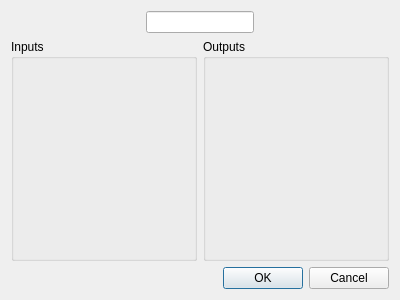
Qt form src/Forms/modify.ui (Lorette/Electrosim) before a commit.
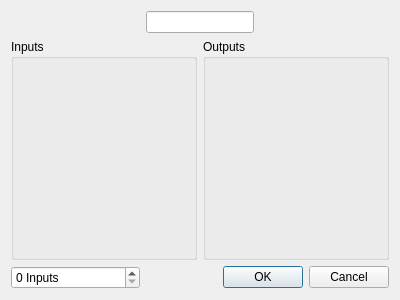
The same form after that commit.

Diff of the .ui file:
```diff
--- a/src/Forms/modify.ui
+++ b/src/Forms/modify.ui
@@ -14,19 +14,6 @@
    <string>Modifying</string>
   </property>
   <layout class="QGridLayout" name="gridLayout">
-   <item row="0" column="1" colspan="2">
-    <widget class="QLineEdit" name="name"/>
-   </item>
-   <item row="2" column="0" colspan="4">
-    <widget class="QDialogButtonBox" name="buttonBox">
-     <property name="orientation">
-      <enum>Qt::Horizontal</enum>
-     </property>
-     <property name="standardButtons">
-      <set>QDialogButtonBox::Cancel|QDialogButtonBox::Ok</set>
-     </property>
-    </widget>
-   </item>
    <item row="1" column="0" colspan="2">
     <widget class="QGroupBox" name="groupBox">
      <property name="title">
@@ -34,6 +21,13 @@
      </property>
     </widget>
    </item>
+   <item row="1" column="2" colspan="2">
+    <widget class="QGroupBox" name="groupBox_2">
+     <property name="title">
+      <string>Outputs</string>
+     </property>
+    </widget>
+   </item>
    <item row="0" column="0">
     <spacer name="horizontalSpacer">
      <property name="orientation">
@@ -60,10 +54,23 @@
      </property>
     </spacer>
    </item>
-   <item row="1" column="2" colspan="2">
-    <widget class="QGroupBox" name="groupBox_2">
-     <property name="title">
-      <string>Outputs</string>
+   <item row="0" column="1" colspan="2">
+    <widget class="QLineEdit" name="name"/>
+   </item>
+   <item row="2" column="1" colspan="3">
+    <widget class="QDialogButtonBox" name="buttonBox">
+     <property name="orientation">
+      <enum>Qt::Horizontal</enum>
+     </property>
+     <property name="standardButtons">
+      <set>QDialogButtonBox::Cancel|QDialogButtonBox::Ok</set>
+     </property>
+    </widget>
+   </item>
+   <item row="2" column="0">
+    <widget class="QSpinBox" name="Inputs">
+     <property name="suffix">
+      <string> Inputs</string>
      </property>
     </widget>
    </item>
```
